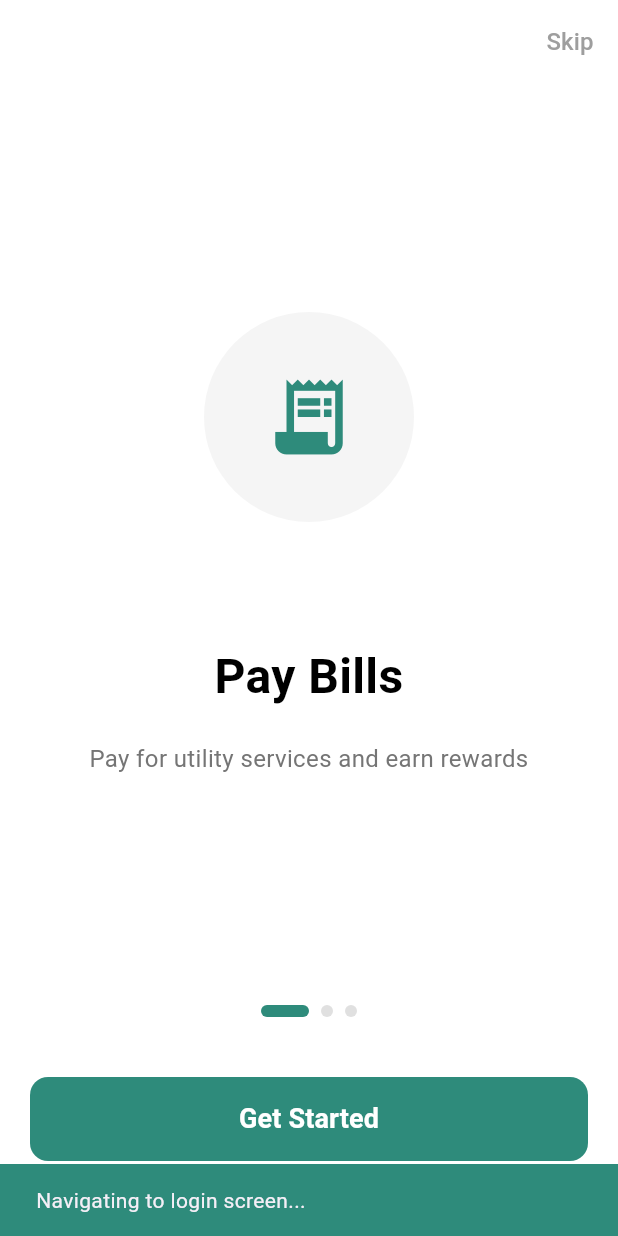
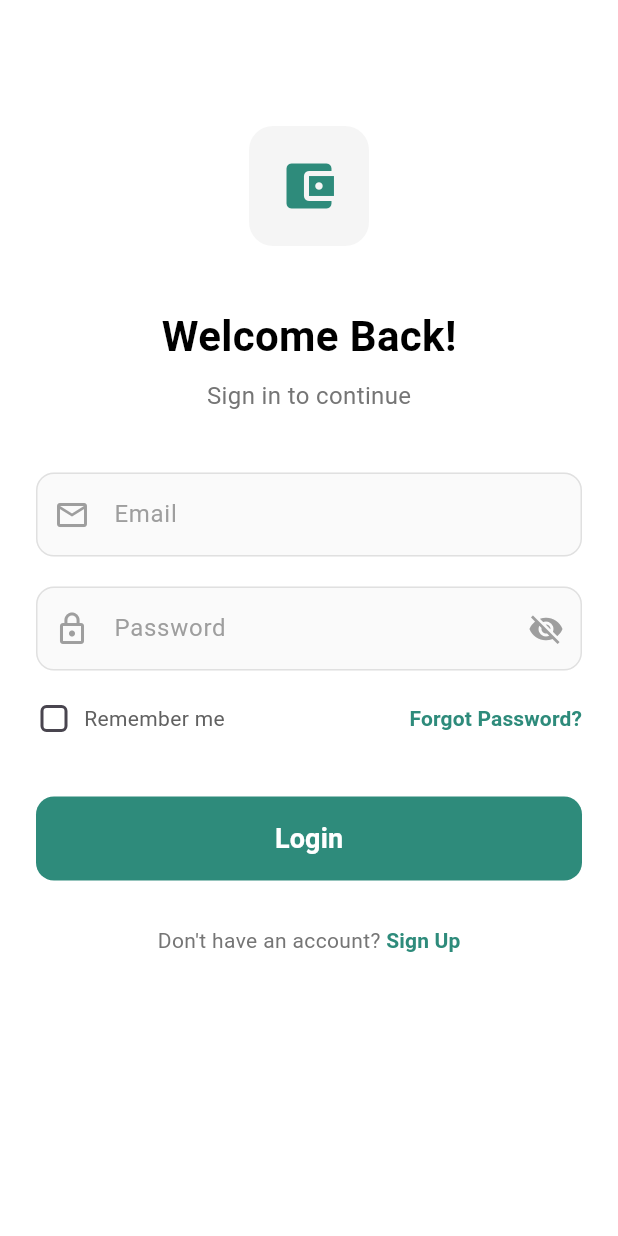
Before and after one commit to gurupetach/flutter-hiring-challenge, a Flutter app: the screen it shows after launch, after a tap on "Skip", on a phone screen of 412 x 824 dp. Run offline on Flutter 3.47's test engine with Material 3 defaults, Android fonts, the light colour scheme and no system bars.

Commit message:
feat: implement login screen with form validation and animations

```diff
--- /dev/null
+++ b/pretium_flutter_app/lib/screens/login_screen.dart
@@ -0,0 +1,397 @@
+import 'package:flutter/material.dart';
+
+class LoginScreen extends StatefulWidget {
+  const LoginScreen({super.key});
+
+  @override
+  State<LoginScreen> createState() => _LoginScreenState();
+}
+
+class _LoginScreenState extends State<LoginScreen> {
+  final _emailController = TextEditingController();
+  final _passwordController = TextEditingController();
+  final _formKey = GlobalKey<FormState>();
+  bool _isPasswordVisible = false;
+  bool _rememberMe = false;
+  bool _isLoading = false;
+
+  @override
+  void dispose() {
+    _emailController.dispose();
+    _passwordController.dispose();
+    super.dispose();
+  }
+
+  @override
+  Widget build(BuildContext context) {
+    return Scaffold(
+      backgroundColor: Colors.white,
+      body: SafeArea(
+        child: SingleChildScrollView(
+          padding: const EdgeInsets.all(24.0),
+          child: Form(
+            key: _formKey,
+            child: Column(
+              crossAxisAlignment: CrossAxisAlignment.center,
+              children: [
+                const SizedBox(height: 60),
+                _buildLogo(),
+                const SizedBox(height: 40),
+                _buildWelcomeText(),
+                const SizedBox(height: 40),
+                _buildEmailField(),
+                const SizedBox(height: 20),
+                _buildPasswordField(),
+                const SizedBox(height: 20),
+                _buildRememberMeAndForgotPassword(),
+                const SizedBox(height: 40),
+                _buildLoginButton(),
+                const SizedBox(height: 30),
+                _buildSignUpLink(),
+              ],
+            ),
+          ),
+        ),
+      ),
+    );
+  }
+
+  Widget _buildLogo() {
+    return Container(
+      width: 80,
+      height: 80,
+      decoration: BoxDecoration(
+        color: Colors.grey[100],
+        borderRadius: BorderRadius.circular(16),
+      ),
+      child: const Icon(
+        Icons.account_balance_wallet,
+        size: 40,
+        color: Color(0xFF2E8B7B),
+      ),
+    );
+  }
+
+  Widget _buildWelcomeText() {
+    return Column(
+      children: [
+        const Text(
+          'Welcome Back!',
+          style: TextStyle(
+            fontSize: 28,
+            fontWeight: FontWeight.bold,
+            color: Colors.black,
+          ),
+        ),
+        const SizedBox(height: 8),
+        Text(
+          'Sign in to continue',
+          style: TextStyle(
+            fontSize: 16,
+            color: Colors.grey[600],
+          ),
+        ),
+      ],
+    );
+  }
+
+  Widget _buildEmailField() {
+    return TextFormField(
+      controller: _emailController,
+      keyboardType: TextInputType.emailAddress,
+      decoration: InputDecoration(
+        hintText: 'Email',
+        hintStyle: TextStyle(color: Colors.grey[500]),
+        prefixIcon: Icon(
+          Icons.email_outlined,
+          color: Colors.grey[500],
+        ),
+        border: OutlineInputBorder(
+          borderRadius: BorderRadius.circular(12),
+          borderSide: BorderSide(color: Colors.grey[300]!),
+        ),
+        enabledBorder: OutlineInputBorder(
+          borderRadius: BorderRadius.circular(12),
+          borderSide: BorderSide(color: Colors.grey[300]!),
+        ),
+        focusedBorder: OutlineInputBorder(
+          borderRadius: BorderRadius.circular(12),
+          borderSide: const BorderSide(color: Color(0xFF2E8B7B), width: 2),
+        ),
+        errorBorder: OutlineInputBorder(
+          borderRadius: BorderRadius.circular(12),
+          borderSide: const BorderSide(color: Colors.red),
+        ),
+        focusedErrorBorder: OutlineInputBorder(
+          borderRadius: BorderRadius.circular(12),
+          borderSide: const BorderSide(color: Colors.red, width: 2),
+        ),
+        filled: true,
+        fillColor: Colors.grey[50],
+        contentPadding: const EdgeInsets.symmetric(horizontal: 16, vertical: 16),
+      ),
+      validator: (value) {
+        if (value == null || value.isEmpty) {
+          return 'Please enter your email';
+        }
+        if (!RegExp(r'^[\w-\.]+@([\w-]+\.)+[\w-]{2,4}$').hasMatch(value)) {
+          return 'Please enter a valid email';
+        }
+        return null;
+      },
+    );
+  }
+
+  Widget _buildPasswordField() {
+    return TextFormField(
+      controller: _passwordController,
+      obscureText: !_isPasswordVisible,
+      decoration: InputDecoration(
+        hintText: 'Password',
+        hintStyle: TextStyle(color: Colors.grey[500]),
+        prefixIcon: Icon(
+          Icons.lock_outline,
+          color: Colors.grey[500],
+        ),
+        suffixIcon: IconButton(
+          icon: Icon(
+            _isPasswordVisible ? Icons.visibility : Icons.visibility_off,
+            color: Colors.grey[500],
+          ),
+          onPressed: () {
+            setState(() {
+              _isPasswordVisible = !_isPasswordVisible;
+            });
+          },
+        ),
+        border: OutlineInputBorder(
+          borderRadius: BorderRadius.circular(12),
+          borderSide: BorderSide(color: Colors.grey[300]!),
+        ),
+        enabledBorder: OutlineInputBorder(
+          borderRadius: BorderRadius.circular(12),
+          borderSide: BorderSide(color: Colors.grey[300]!),
+        ),
+        focusedBorder: OutlineInputBorder(
+          borderRadius: BorderRadius.circular(12),
+          borderSide: const BorderSide(color: Color(0xFF2E8B7B), width: 2),
+        ),
+        errorBorder: OutlineInputBorder(
+          borderRadius: BorderRadius.circular(12),
+          borderSide: const BorderSide(color: Colors.red),
+        ),
+        focusedErrorBorder: OutlineInputBorder(
+          borderRadius: BorderRadius.circular(12),
+          borderSide: const BorderSide(color: Colors.red, width: 2),
+        ),
+        filled: true,
+        fillColor: Colors.grey[50],
+        contentPadding: const EdgeInsets.symmetric(horizontal: 16, vertical: 16),
+      ),
+      validator: (value) {
+        if (value == null || value.isEmpty) {
+          return 'Please enter your password';
+        }
+        if (value.length < 6) {
+          return 'Password must be at least 6 characters';
+        }
+        return null;
+      },
+    );
+  }
+
+  Widget _buildRememberMeAndForgotPassword() {
+    return Row(
+      children: [
+        Row(
+          children: [
+            SizedBox(
+              width: 24,
+              height: 24,
+              child: Checkbox(
+                value: _rememberMe,
+                onChanged: (value) {
+                  setState(() {
+                    _rememberMe = value ?? false;
+                  });
+                },
+                activeColor: const Color(0xFF2E8B7B),
+                shape: RoundedRectangleBorder(
+                  borderRadius: BorderRadius.circular(4),
+                ),
+              ),
+            ),
+            const SizedBox(width: 8),
+            Text(
+              'Remember me',
+              style: TextStyle(
+                color: Colors.grey[700],
+                fontSize: 14,
+              ),
+            ),
+          ],
+        ),
+        const Spacer(),
+        TextButton(
+          onPressed: _showForgotPasswordDialog,
+          style: TextButton.styleFrom(
+            padding: EdgeInsets.zero,
+            minimumSize: Size.zero,
+            tapTargetSize: MaterialTapTargetSize.shrinkWrap,
+          ),
+          child: const Text(
+            'Forgot Password?',
+            style: TextStyle(
+              color: Color(0xFF2E8B7B),
+              fontWeight: FontWeight.w600,
+              fontSize: 14,
+            ),
+          ),
+        ),
+      ],
+    );
+  }
+
+  Widget _buildLoginButton() {
+    return SizedBox(
+      width: double.infinity,
+      height: 56,
+      child: ElevatedButton(
+        onPressed: _isLoading ? null : _handleLogin,
+        style: ElevatedButton.styleFrom(
+          backgroundColor: const Color(0xFF2E8B7B),
+          foregroundColor: Colors.white,
+          shape: RoundedRectangleBorder(
+            borderRadius: BorderRadius.circular(12),
+          ),
+          elevation: 0,
+          disabledBackgroundColor: Colors.grey[300],
+        ),
+        child: _isLoading
+            ? const SizedBox(
+                width: 20,
+                height: 20,
+                child: CircularProgressIndicator(
+                  strokeWidth: 2,
+                  valueColor: AlwaysStoppedAnimation<Color>(Colors.white),
+                ),
+              )
+            : const Text(
+                'Login',
+                style: TextStyle(
+                  fontSize: 18,
+                  fontWeight: FontWeight.w600,
+                ),
+              ),
+      ),
+    );
+  }
+
+  Widget _buildSignUpLink() {
+    return Row(
+      mainAxisAlignment: MainAxisAlignment.center,
+      children: [
+        Text(
+          "Don't have an account? ",
+          style: TextStyle(
+            color: Colors.grey[600],
+            fontSize: 14,
+          ),
+        ),
+        TextButton(
+          onPressed: _navigateToSignUp,
+          style: TextButton.styleFrom(
+            padding: EdgeInsets.zero,
+            minimumSize: Size.zero,
+            tapTargetSize: MaterialTapTargetSize.shrinkWrap,
+          ),
+          child: const Text(
+            'Sign Up',
+            style: TextStyle(
+              color: Color(0xFF2E8B7B),
+              fontWeight: FontWeight.w600,
+              fontSize: 14,
+            ),
+          ),
+        ),
+      ],
+    );
+  }
+
+  void _handleLogin() async {
+    if (_formKey.currentState!.validate()) {
+      setState(() {
+        _isLoading = true;
+      });
+
+      // Simulate login process
+      await Future.delayed(const Duration(seconds: 2));
+
+      setState(() {
+        _isLoading = false;
+      });
+
+      // TODO: Implement actual login logic
+      // For now, show success message
+      if (mounted) {
+        ScaffoldMessenger.of(context).showSnackBar(
+          const SnackBar(
+            content: Text('Login successful! Navigating to dashboard...'),
+            backgroundColor: Color(0xFF2E8B7B),
+          ),
+        );
+      }
+    }
+  }
+
+  void _showForgotPasswordDialog() {
+    showDialog(
+      context: context,
+      builder: (BuildContext context) {
+        return AlertDialog(
+          shape: RoundedRectangleBorder(
+            borderRadius: BorderRadius.circular(16),
+          ),
+          title: const Text('Forgot Password'),
+          content: const Text(
+            'Please enter your email address and we\'ll send you a link to reset your password.',
+          ),
+          actions: [
+            TextButton(
+              onPressed: () => Navigator.of(context).pop(),
+              child: const Text(
+                'Cancel',
+                style: TextStyle(color: Colors.grey),
+              ),
+            ),
+            TextButton(
+              onPressed: () {
+                Navigator.of(context).pop();
+                ScaffoldMessenger.of(context).showSnackBar(
+                  const SnackBar(
+                    content: Text('Password reset link sent to your email'),
+                    backgroundColor: Color(0xFF2E8B7B),
+                  ),
+                );
+              },
+              child: const Text(
+                'Send Link',
+                style: TextStyle(color: Color(0xFF2E8B7B)),
+              ),
+            ),
+          ],
+        );
+      },
+    );
+  }
+
+  void _navigateToSignUp() {
+    // TODO: Navigate to sign up screen
+    ScaffoldMessenger.of(context).showSnackBar(
+      const SnackBar(
+        content: Text('Navigating to sign up screen...'),
+        backgroundColor: Color(0xFF2E8B7B),
+      ),
+    );
+  }
+}
--- a/pretium_flutter_app/lib/screens/onboarding_screen.dart
+++ b/pretium_flutter_app/lib/screens/onboarding_screen.dart
@@ -1,4 +1,5 @@
 import 'package:flutter/material.dart';
+import 'login_screen.dart';
 
 class OnboardingScreen extends StatefulWidget {
   const OnboardingScreen({super.key});
@@ -188,12 +189,9 @@ class _OnboardingScreenState extends State<OnboardingScreen> {
   }
 
   void _navigateToLogin() {
-    // TODO: Navigate to login screen
-    // For now, we'll show a placeholder
-    ScaffoldMessenger.of(context).showSnackBar(
-      const SnackBar(
-        content: Text('Navigating to login screen...'),
-        backgroundColor: Color(0xFF2E8B7B),
+    Navigator.of(context).pushReplacement(
+      MaterialPageRoute(
+        builder: (context) => const LoginScreen(),
       ),
     );
   }
```
